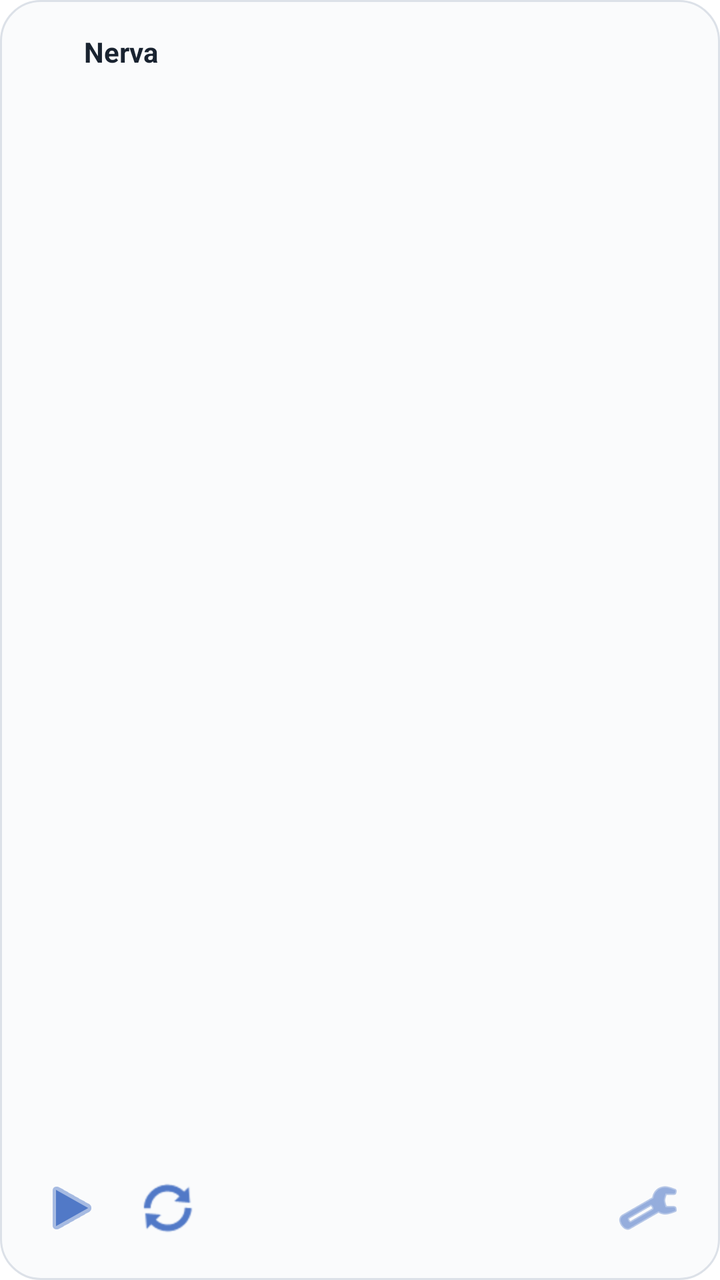
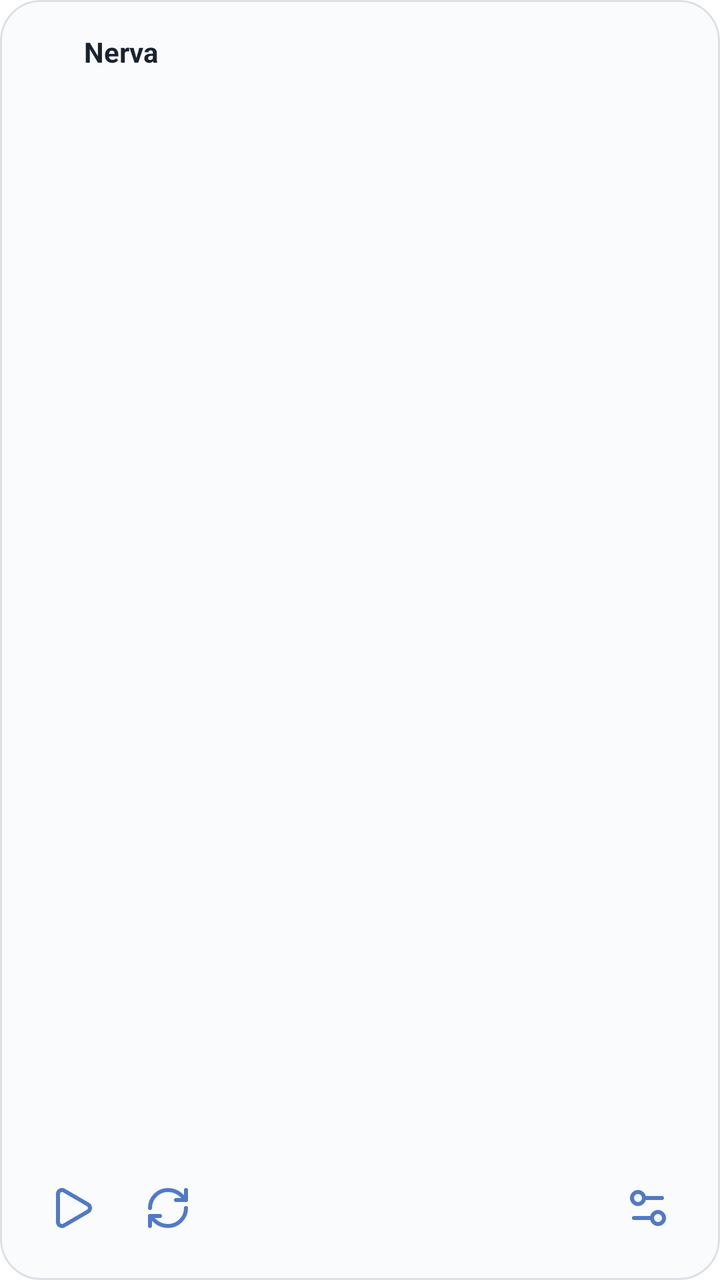

Before-and-after screenshots of an Android layout around one commit, followed by the original layout XML and the change that was made.
<!-- AndroidManifest.xml: application theme Theme.nerva -->
<!-- res/layout/nerva_widget.xml -->
<LinearLayout xmlns:android="http://schemas.android.com/apk/res/android"
    android:id="@android:id/background" android:layout_width="match_parent" android:layout_height="match_parent"
    android:orientation="vertical" android:padding="12dp" android:background="@drawable/widget_surface_light">
    <LinearLayout android:layout_width="match_parent" android:layout_height="wrap_content" android:minHeight="28dp" android:gravity="center_vertical">
        <ImageView android:layout_width="22dp" android:layout_height="22dp" android:src="@mipmap/ic_launcher" android:importantForAccessibility="no" />
        <TextView android:id="@+id/widget_title" android:layout_width="0dp" android:layout_weight="1" android:layout_height="wrap_content" android:layout_marginStart="8dp" android:text="Nerva" android:textColor="#192330" android:textSize="14sp" android:textStyle="bold" android:maxLines="1" android:ellipsize="end" />
    </LinearLayout>
    <TextView android:id="@+id/widget_subtitle" android:layout_width="match_parent" android:layout_height="wrap_content" android:layout_marginBottom="4dp" android:textColor="#596575" android:textSize="12sp" android:maxLines="1" android:ellipsize="end" />
    <FrameLayout android:layout_width="match_parent" android:layout_height="0dp" android:layout_weight="1">
        <LinearLayout android:id="@+id/widget_timer" android:layout_width="match_parent" android:layout_height="match_parent" android:gravity="center_vertical" android:orientation="vertical" android:visibility="gone">
            <Chronometer android:id="@+id/widget_countdown" android:layout_width="match_parent" android:layout_height="wrap_content" android:fontFamily="sans-serif-medium" android:textSize="32sp" android:textColor="#192330" android:maxLines="1" android:countDown="true" />
            <TextView android:id="@+id/widget_remaining" android:layout_width="match_parent" android:layout_height="wrap_content" android:textSize="32sp" android:fontFamily="sans-serif-medium" android:textColor="#192330" android:maxLines="1" android:visibility="gone" />
            <TextView android:id="@+id/widget_phase" android:layout_width="match_parent" android:layout_height="wrap_content" android:textSize="12sp" android:textColor="#596575" android:maxLines="3" android:ellipsize="end" />
            <ProgressBar android:id="@+id/widget_progress" style="?android:attr/progressBarStyleHorizontal" android:layout_width="match_parent" android:layout_height="4dp" android:layout_marginTop="8dp" android:progressTint="#5179C7" android:progressBackgroundTint="#B3C0D3" android:max="100" />
        </LinearLayout>
        <ListView android:id="@+id/widget_list" android:layout_width="match_parent" android:layout_height="match_parent" android:divider="@null" android:visibility="gone" />
        <TextView android:id="@+id/widget_note" android:layout_width="match_parent" android:layout_height="match_parent" android:gravity="top" android:paddingTop="4dp" android:textSize="14sp" android:textColor="#192330" android:lineSpacingExtra="3dp" android:maxLines="8" android:ellipsize="end" android:visibility="gone" />
        <TextView android:id="@+id/widget_empty" android:layout_width="match_parent" android:layout_height="match_parent" android:gravity="center_vertical" android:text="Ready" android:textColor="#596575" android:textSize="13sp" android:visibility="gone" />
    </FrameLayout>
    <LinearLayout android:layout_width="match_parent" android:layout_height="48dp" android:gravity="center_vertical">
        <ImageButton android:id="@+id/widget_primary" android:layout_width="48dp" android:layout_height="48dp" android:src="@android:drawable/ic_media_play" android:tint="#5179C7" android:padding="12dp" android:background="?android:attr/selectableItemBackgroundBorderless" android:contentDescription="Start session" />
        <ImageButton android:id="@+id/widget_secondary" android:layout_width="48dp" android:layout_height="48dp" android:src="@android:drawable/ic_popup_sync" android:tint="#5179C7" android:padding="12dp" android:background="?android:attr/selectableItemBackgroundBorderless" android:contentDescription="Refresh widget" />
        <TextView android:layout_width="0dp" android:layout_weight="1" android:layout_height="1dp" />
        <ImageButton android:id="@+id/widget_configure" android:layout_width="48dp" android:layout_height="48dp" android:src="@android:drawable/ic_menu_preferences" android:tint="#5179C7" android:padding="12dp" android:background="?android:attr/selectableItemBackgroundBorderless" android:contentDescription="Configure widget" />
    </LinearLayout>
</LinearLayout>
<!-- resources referenced by this layout -->
<resources>
  <!-- drawable widget_surface_light (drawable) -->
  <shape xmlns:android="http://schemas.android.com/apk/res/android">
      <solid android:color="#FAFBFC" />
      <stroke android:width="1dp" android:color="#DCE1E8" />
      <corners android:radius="20dp" />
  </shape>
  <!-- mipmap ic_launcher (mipmap-anydpi-v26) -->
  <?xml version="1.0" encoding="utf-8"?>
  <adaptive-icon xmlns:android="http://schemas.android.com/apk/res/android">
    <foreground android:drawable="@mipmap/ic_launcher_foreground"/>
    <background android:drawable="@color/ic_launcher_background"/>
  </adaptive-icon>
  <style name="Theme.nerva" parent="Theme.MaterialComponents.DayNight.NoActionBar">
          
      </style>
  <color name="ic_launcher_background">#fff</color>
</resources>

<!-- the commit's change to res/layout/nerva_widget.xml (unified diff, before → after) -->
@@ -18,9 +18,9 @@
         <TextView android:id="@+id/widget_empty" android:layout_width="match_parent" android:layout_height="match_parent" android:gravity="center_vertical" android:text="Ready" android:textColor="#596575" android:textSize="13sp" android:visibility="gone" />
     </FrameLayout>
     <LinearLayout android:layout_width="match_parent" android:layout_height="48dp" android:gravity="center_vertical">
-        <ImageButton android:id="@+id/widget_primary" android:layout_width="48dp" android:layout_height="48dp" android:src="@android:drawable/ic_media_play" android:tint="#5179C7" android:padding="12dp" android:background="?android:attr/selectableItemBackgroundBorderless" android:contentDescription="Start session" />
-        <ImageButton android:id="@+id/widget_secondary" android:layout_width="48dp" android:layout_height="48dp" android:src="@android:drawable/ic_popup_sync" android:tint="#5179C7" android:padding="12dp" android:background="?android:attr/selectableItemBackgroundBorderless" android:contentDescription="Refresh widget" />
+        <ImageButton android:id="@+id/widget_primary" android:layout_width="48dp" android:layout_height="48dp" android:src="@drawable/widget_ic_play" android:tint="#5179C7" android:padding="12dp" android:background="?android:attr/selectableItemBackgroundBorderless" android:contentDescription="Start session" />
+        <ImageButton android:id="@+id/widget_secondary" android:layout_width="48dp" android:layout_height="48dp" android:src="@drawable/widget_ic_refresh" android:tint="#5179C7" android:padding="12dp" android:background="?android:attr/selectableItemBackgroundBorderless" android:contentDescription="Refresh widget" />
         <TextView android:layout_width="0dp" android:layout_weight="1" android:layout_height="1dp" />
-        <ImageButton android:id="@+id/widget_configure" android:layout_width="48dp" android:layout_height="48dp" android:src="@android:drawable/ic_menu_preferences" android:tint="#5179C7" android:padding="12dp" android:background="?android:attr/selectableItemBackgroundBorderless" android:contentDescription="Configure widget" />
+        <ImageButton android:id="@+id/widget_configure" android:layout_width="48dp" android:layout_height="48dp" android:src="@drawable/widget_ic_configure" android:tint="#5179C7" android:padding="12dp" android:background="?android:attr/selectableItemBackgroundBorderless" android:contentDescription="Configure widget" />
     </LinearLayout>
 </LinearLayout>
<!-- resource entries referenced after the edit -->
@@ -1,5 +1,23 @@
 <!-- resources referenced by this layout -->
 <resources>
+  <!-- drawable widget_ic_configure (drawable) -->
+  <vector xmlns:android="http://schemas.android.com/apk/res/android" android:width="24dp" android:height="24dp" android:viewportWidth="24" android:viewportHeight="24">
+      <path android:pathData="M14 17H5" android:fillColor="@android:color/transparent" android:strokeColor="#5179C7" android:strokeWidth="2" android:strokeLineCap="round" android:strokeLineJoin="round" />
+      <path android:pathData="M19 7h-9" android:fillColor="@android:color/transparent" android:strokeColor="#5179C7" android:strokeWidth="2" android:strokeLineCap="round" android:strokeLineJoin="round" />
+      <path android:pathData="M14,17 a3,3 0 1,0 6,0 a3,3 0 1,0 -6,0" android:fillColor="@android:color/transparent" android:strokeColor="#5179C7" android:strokeWidth="2" android:strokeLineCap="round" android:strokeLineJoin="round" />
+      <path android:pathData="M4,7 a3,3 0 1,0 6,0 a3,3 0 1,0 -6,0" android:fillColor="@android:color/transparent" android:strokeColor="#5179C7" android:strokeWidth="2" android:strokeLineCap="round" android:strokeLineJoin="round" />
+  </vector>
+  <!-- drawable widget_ic_play (drawable) -->
+  <vector xmlns:android="http://schemas.android.com/apk/res/android" android:width="24dp" android:height="24dp" android:viewportWidth="24" android:viewportHeight="24">
+      <path android:pathData="M5 5a2 2 0 0 1 3.008-1.728l11.997 6.998a2 2 0 0 1 .003 3.458l-12 7A2 2 0 0 1 5 19z" android:fillColor="@android:color/transparent" android:strokeColor="#5179C7" android:strokeWidth="2" android:strokeLineCap="round" android:strokeLineJoin="round" />
+  </vector>
+  <!-- drawable widget_ic_refresh (drawable) -->
+  <vector xmlns:android="http://schemas.android.com/apk/res/android" android:width="24dp" android:height="24dp" android:viewportWidth="24" android:viewportHeight="24">
+      <path android:pathData="M3 12a9 9 0 0 1 9-9 9.75 9.75 0 0 1 6.74 2.74L21 8" android:fillColor="@android:color/transparent" android:strokeColor="#5179C7" android:strokeWidth="2" android:strokeLineCap="round" android:strokeLineJoin="round" />
+      <path android:pathData="M21 3v5h-5" android:fillColor="@android:color/transparent" android:strokeColor="#5179C7" android:strokeWidth="2" android:strokeLineCap="round" android:strokeLineJoin="round" />
+      <path android:pathData="M21 12a9 9 0 0 1-9 9 9.75 9.75 0 0 1-6.74-2.74L3 16" android:fillColor="@android:color/transparent" android:strokeColor="#5179C7" android:strokeWidth="2" android:strokeLineCap="round" android:strokeLineJoin="round" />
+      <path android:pathData="M8 16H3v5" android:fillColor="@android:color/transparent" android:strokeColor="#5179C7" android:strokeWidth="2" android:strokeLineCap="round" android:strokeLineJoin="round" />
+  </vector>
   <!-- drawable widget_surface_light (drawable) -->
   <shape xmlns:android="http://schemas.android.com/apk/res/android">
       <solid android:color="#FAFBFC" />
